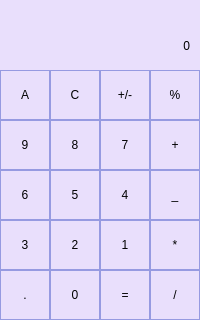
Qt form mainwindow.ui (gitpodlinovamaryna/Calculator) before a commit.
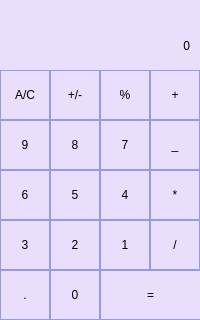
The same form after that commit.

Commit message: try QT, calc first version, bad logic

```diff
--- a/mainwindow.ui
+++ b/mainwindow.ui
@@ -84,31 +84,7 @@
    <widget class="QPushButton" name="pushButton_C">
     <property name="geometry">
      <rect>
-      <x>50</x>
-      <y>70</y>
-      <width>50</width>
-      <height>50</height>
-     </rect>
-    </property>
-    <property name="styleSheet">
-     <string notr="true">QPushButton{
-		font: 75 11pt &quot;MS Shell Dlg 2&quot;;
-		background-color: qlineargradient(spread:pad, x1:0, y1:0, x2:1, y2:1, stop:0 rgba(214,     									196, 250, 255), stop:1 rgba(255, 255, 255, 255));
-		border: 1px solid ; 
-		border-color: rgb(150, 154, 225);
-}
-QPushButton:pressed {
-		background-color: rgb(150, 154, 225);
-}</string>
-    </property>
-    <property name="text">
-     <string>C</string>
-    </property>
-   </widget>
-   <widget class="QPushButton" name="pushButton_13">
-    <property name="geometry">
-     <rect>
-      <x>150</x>
+      <x>100</x>
       <y>70</y>
       <width>50</width>
       <height>50</height>
@@ -132,7 +108,7 @@
    <widget class="QPushButton" name="pushButton_P_M">
     <property name="geometry">
      <rect>
-      <x>100</x>
+      <x>50</x>
       <y>70</y>
       <width>50</width>
       <height>50</height>
@@ -229,7 +205,7 @@
     <property name="geometry">
      <rect>
       <x>150</x>
-      <y>120</y>
+      <y>70</y>
       <width>50</width>
       <height>50</height>
      </rect>
@@ -349,7 +325,7 @@
     <property name="geometry">
      <rect>
       <x>150</x>
-      <y>170</y>
+      <y>120</y>
       <width>50</width>
       <height>50</height>
      </rect>
@@ -421,7 +397,7 @@
     <property name="geometry">
      <rect>
       <x>150</x>
-      <y>220</y>
+      <y>170</y>
       <width>50</width>
       <height>50</height>
      </rect>
@@ -470,7 +446,7 @@
      <rect>
       <x>100</x>
       <y>270</y>
-      <width>50</width>
+      <width>101</width>
       <height>50</height>
      </rect>
     </property>
@@ -493,7 +469,7 @@
     <property name="geometry">
      <rect>
       <x>150</x>
-      <y>270</y>
+      <y>220</y>
       <width>50</width>
       <height>50</height>
      </rect>
@@ -534,7 +510,7 @@
 }</string>
     </property>
     <property name="text">
-     <string>A</string>
+     <string>A/C</string>
     </property>
    </widget>
   </widget>
```
Left out of the diff: 20 changed lines with no effect on the pictures. The commit also changes 2 other files.
